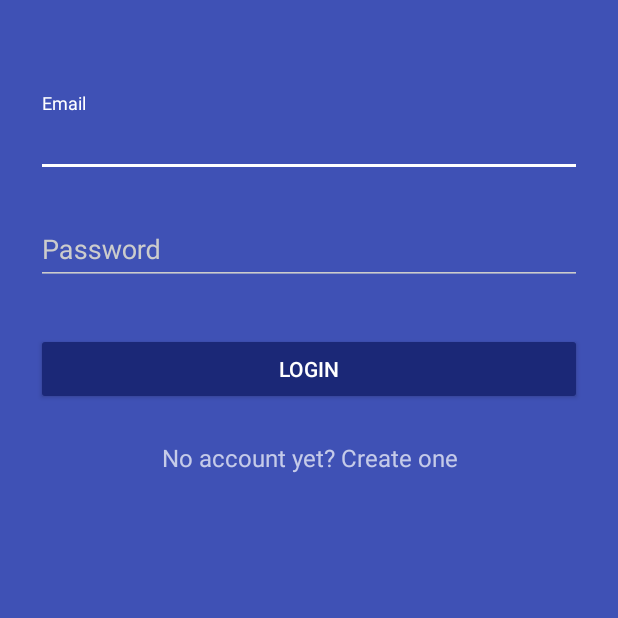
After one commit to mingh2/MedAppJam, an Android app: the SignInActivity screen opened directly, with no data from a screen before it, on a phone screen of 412 x 824 dp, the top half of it. The commit adds this screen. Run offline under Robolectric (Android 15) with nearby library versions, the phone set to English and light mode, and no system bars.

Commit message:
Sign In Page

```diff
--- a/app/build.gradle
+++ b/app/build.gradle
@@ -5,7 +5,7 @@ android {
     buildToolsVersion "24.0.2"
     defaultConfig {
         applicationId "com.example.mingh.medappjam"
-        minSdkVersion 16
+        minSdkVersion 23
         targetSdkVersion 24
         versionCode 1
         versionName "1.0"
@@ -17,13 +17,16 @@ android {
             proguardFiles getDefaultProguardFile('proguard-android.txt'), 'proguard-rules.pro'
         }
     }
+    productFlavors {
+    }
 }
 
 dependencies {
-    compile fileTree(dir: 'libs', include: ['*.jar'])
+    compile fileTree(include: ['*.jar'], dir: 'libs')
     androidTestCompile('com.android.support.test.espresso:espresso-core:2.2.2', {
         exclude group: 'com.android.support', module: 'support-annotations'
     })
     compile 'com.android.support:appcompat-v7:24.2.1'
     testCompile 'junit:junit:4.12'
+    compile 'com.android.support:design:24.2.1'
 }
--- a/app/src/main/AndroidManifest.xml
+++ b/app/src/main/AndroidManifest.xml
@@ -8,13 +8,16 @@
         android:label="@string/app_name"
         android:supportsRtl="true"
         android:theme="@style/AppTheme">
-        <activity android:name=".MainActivity">
+        <activity
+            android:name=".MainActivity"
+            android:theme="@style/AppTheme">
             <intent-filter>
                 <action android:name="android.intent.action.MAIN" />
 
                 <category android:name="android.intent.category.LAUNCHER" />
             </intent-filter>
         </activity>
+        <activity android:name=".SignInActivity" android:theme="@style/AppTheme.Dark"></activity>
     </application>
 
 </manifest>
--- /dev/null
+++ b/app/src/main/java/com/example/mingh/medappjam/SignInActivity.java
@@ -0,0 +1,13 @@
+package com.example.mingh.medappjam;
+
+import android.support.v7.app.AppCompatActivity;
+import android.os.Bundle;
+
+public class SignInActivity extends AppCompatActivity {
+
+    @Override
+    protected void onCreate(Bundle savedInstanceState) {
+        super.onCreate(savedInstanceState);
+        setContentView(R.layout.activity_sign_in);
+    }
+}
--- a/app/src/main/res/layout/activity_main.xml
+++ b/app/src/main/res/layout/activity_main.xml
@@ -1,17 +1,15 @@
 <?xml version="1.0" encoding="utf-8"?>
 <RelativeLayout xmlns:android="http://schemas.android.com/apk/res/android"
     xmlns:tools="http://schemas.android.com/tools"
-    android:id="@+id/activity_main"
     android:layout_width="match_parent"
     android:layout_height="match_parent"
-    android:paddingBottom="@dimen/activity_vertical_margin"
     android:paddingLeft="@dimen/activity_horizontal_margin"
     android:paddingRight="@dimen/activity_horizontal_margin"
     android:paddingTop="@dimen/activity_vertical_margin"
-    tools:context="com.example.mingh.medappjam.MainActivity">
+    android:paddingBottom="@dimen/activity_vertical_margin"
+    tools:context=".MainActivity">
 
-    <TextView
-        android:layout_width="wrap_content"
-        android:layout_height="wrap_content"
-        android:text="Hello World!" />
+    <TextView android:text="@string/app_name" android:layout_width="wrap_content"
+        android:layout_height="wrap_content" />
+
 </RelativeLayout>
--- /dev/null
+++ b/app/src/main/res/layout/activity_sign_in.xml
@@ -0,0 +1,61 @@
+<?xml version="1.0" encoding="utf-8"?>
+<ScrollView xmlns:android="http://schemas.android.com/apk/res/android"
+    android:layout_width="fill_parent"
+    android:layout_height="fill_parent"
+    android:fitsSystemWindows="true">
+
+    <LinearLayout xmlns:android="http://schemas.android.com/apk/res/android"
+        xmlns:tools="http://schemas.android.com/tools"
+        android:id="@+id/activity_main"
+        android:layout_width="match_parent"
+        android:layout_height="wrap_content"
+        android:paddingTop="54dp"
+        android:paddingLeft="24dp"
+        android:paddingRight="24dp"
+        android:orientation="vertical"
+        tools:context="com.example.mingh.medappjam.MainActivity">
+
+        <android.support.design.widget.TextInputLayout
+            android:layout_width="match_parent"
+            android:layout_height="wrap_content"
+            android:layout_marginTop="8dp"
+            android:layout_marginBottom="8dp">
+            <EditText
+                android:id="@+id/input_email"
+                android:layout_width="match_parent"
+                android:layout_height="wrap_content"
+                android:inputType="textEmailAddress"
+                android:hint="@string/email"/>
+        </android.support.design.widget.TextInputLayout>
+
+        <android.support.design.widget.TextInputLayout
+            android:layout_width="match_parent"
+            android:layout_height="wrap_content"
+            android:layout_marginTop="8dp"
+            android:layout_marginBottom="8dp">
+            <EditText android:id="@+id/input_password"
+                android:layout_width="match_parent"
+                android:layout_height="wrap_content"
+                android:inputType="textPassword"
+                android:hint="@string/password"/>
+        </android.support.design.widget.TextInputLayout>
+
+        <android.support.v7.widget.AppCompatButton
+            android:id="@+id/btn_login"
+            android:layout_width="fill_parent"
+            android:layout_height="wrap_content"
+            android:layout_marginTop="24dp"
+            android:layout_marginBottom="24dp"
+            android:padding="12dp"
+            android:text="@string/login"/>
+
+        <TextView android:id="@+id/link_signup"
+            android:layout_width="fill_parent"
+            android:layout_height="wrap_content"
+            android:layout_marginBottom="24dp"
+            android:text="@string/createaccount"
+            android:gravity="center"
+            android:textSize="16sp"/>
+
+    </LinearLayout>
+</ScrollView>
--- a/app/src/main/res/values/colors.xml
+++ b/app/src/main/res/values/colors.xml
@@ -2,5 +2,16 @@
 <resources>
     <color name="colorPrimary">#3F51B5</color>
     <color name="colorPrimaryDark">#303F9F</color>
+    <color name="colorPrimaryDarker">#1b2877</color>
     <color name="colorAccent">#FF4081</color>
+
+    <color name="black">#000000</color>
+    <color name="jet">#222222</color>
+    <color name="oil">#333333</color>
+    <color name="monsoon">#777777</color>
+    <color name="jumbo">#888888</color>
+    <color name="aluminum">#999999</color>
+    <color name="base">#AAAAAA</color>
+    <color name="iron">#CCCCCC</color>
+    <color name="white">#FFFFFF</color>
 </resources>
--- a/app/src/main/res/values/strings.xml
+++ b/app/src/main/res/values/strings.xml
@@ -1,3 +1,7 @@
 <resources>
     <string name="app_name">Med App Jam</string>
+    <string name="email">Email</string>
+    <string name="password">Password</string>
+    <string name="login">Login</string>
+    <string name="createaccount">No account yet? Create one</string>
 </resources>
--- a/app/src/main/res/values/styles.xml
+++ b/app/src/main/res/values/styles.xml
@@ -8,4 +8,28 @@
         <item name="colorAccent">@color/colorAccent</item>
     </style>
 
+
+    <style name="AppTheme.Dark" parent="Theme.AppCompat.NoActionBar">
+        <item name="colorPrimary">@color/colorPrimary</item>
+        <item name="colorPrimaryDark">@color/colorPrimaryDark</item>
+        <item name="colorAccent">@color/white</item>
+
+        <item name="android:windowBackground">@color/colorPrimary</item>
+
+        <item name="colorControlNormal">@color/iron</item>
+        <item name="colorControlActivated">@color/white</item>
+        <item name="colorControlHighlight">@color/white</item>
+        <item name="android:textColorHint">@color/iron</item>
+
+        <item name="colorButtonNormal">@color/colorPrimaryDarker</item>
+        <item name="android:colorButtonNormal">@color/colorPrimaryDarker</item>
+    </style>
+
+    <style name="AppTheme.Dark.Dialog" parent="Theme.AppCompat.Dialog">
+        <item name="colorAccent">@color/white</item>
+        <item name="android:textColorPrimary">@color/iron</item>
+        <item name="android:background">@color/colorPrimary</item>
+    </style>
+
+
 </resources>
```
Also changed, not shown: app/src/main/res/values/dimens.xml (line endings or trailing spaces).
